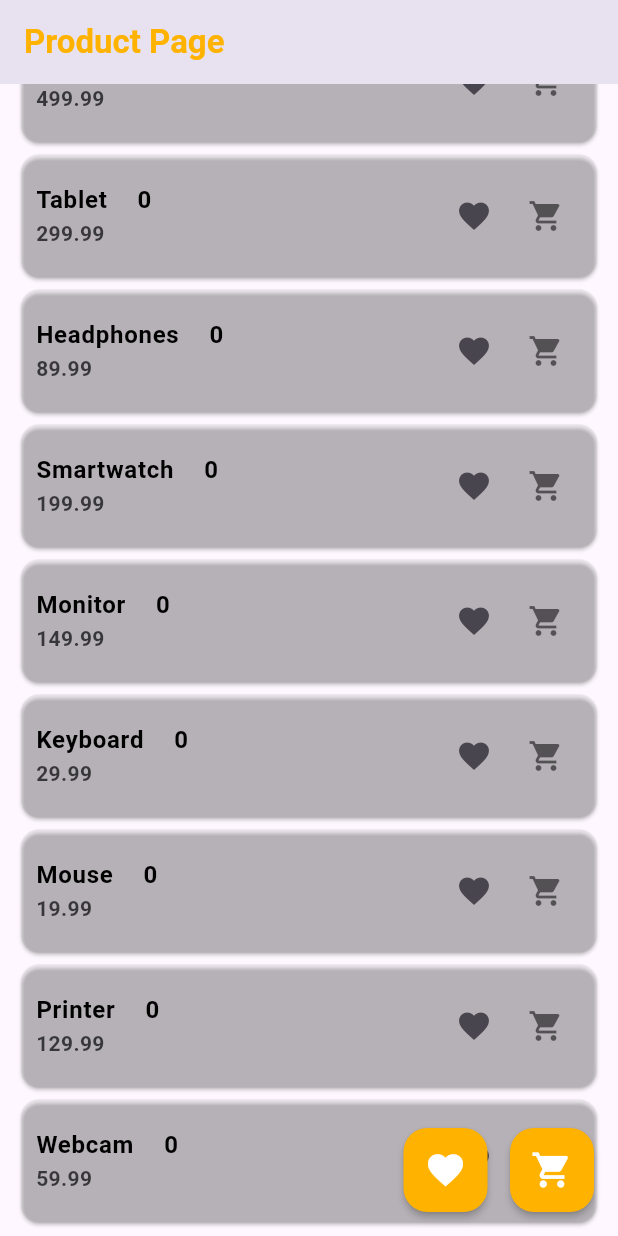
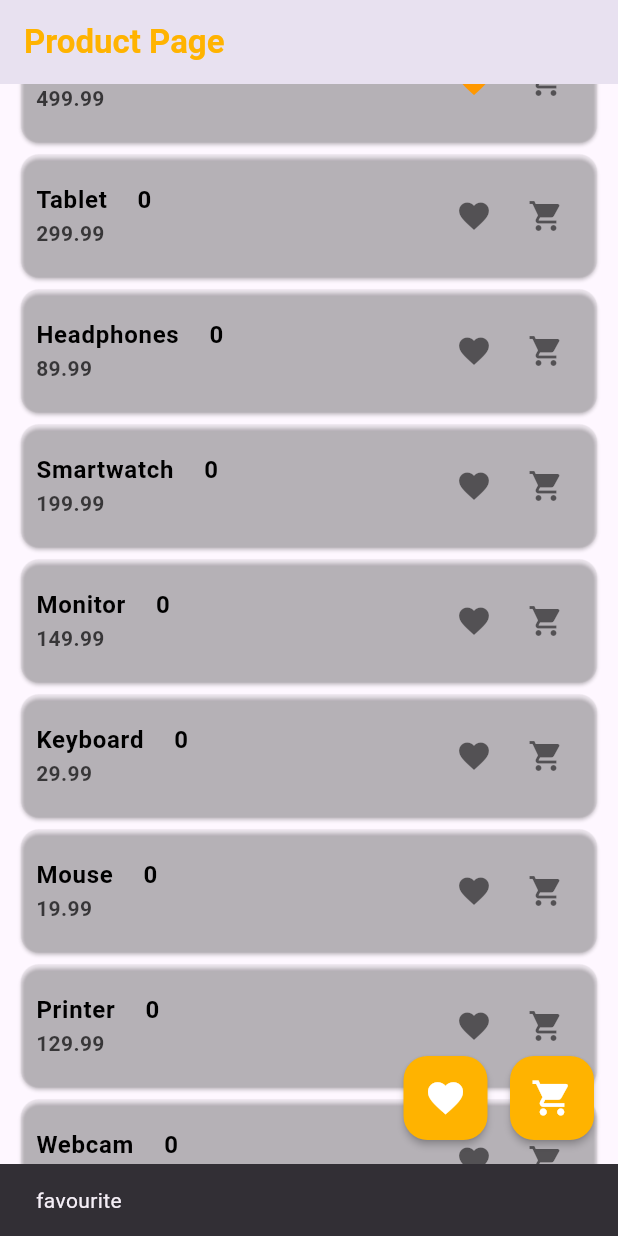
Before and after one commit to uchamod/flutter-provider-state_management, a Flutter app: the screen it shows after launch, scrolled down 137 dp, after a tap on the "favorite" icon, on a phone screen of 412 x 824 dp. Run offline on Flutter 3.47's test engine with Material 3 defaults, Android fonts, the phone set to English and light mode, and no system bars.

```diff
--- a/lib/main.dart
+++ b/lib/main.dart
@@ -2,15 +2,20 @@ import 'package:flutter/material.dart';
 import 'package:provider/provider.dart';
 import 'package:provider_demo/pages/product_page.dart';
 import 'package:provider_demo/proovider/cart_provider.dart';
+import 'package:provider_demo/proovider/fav_provider.dart';
 
 void main() {
   //warp with providers
   //say widget tree what notifyproviders that are use
   runApp(
-    ChangeNotifierProvider(
-      create: (context) => CartProvider(),
-      child: const MyApp(),
-    ),
+    MultiProvider(providers: [
+      ChangeNotifierProvider(
+        create: (context) => CartProvider(),
+      ),
+      ChangeNotifierProvider(
+        create: (context) => FavProvider(),
+      )
+    ], child: const MyApp()),
   );
 }
 
--- a/lib/pages/product_page.dart
+++ b/lib/pages/product_page.dart
@@ -5,6 +5,7 @@ import 'package:provider_demo/model/product_model.dart';
 import 'package:provider_demo/pages/cart_page.dart';
 import 'package:provider_demo/pages/favurite_page.dart';
 import 'package:provider_demo/proovider/cart_provider.dart';
+import 'package:provider_demo/proovider/fav_provider.dart';
 import 'package:provider_demo/widgets/product_card.dart';
 
 //product page
@@ -84,21 +85,24 @@ class ProductPage extends StatelessWidget {
                   //define the consumer:here whaen click the cart icon the cartpage and product page should update
                   //thus the carticon is a consumer so it should wrap with consumer
                   //the value argument is the provider that the consumer get the state
-                  return Consumer<CartProvider>(
+                  return Consumer2<CartProvider, FavProvider>(
                     builder: (BuildContext context, CartProvider cartProvider,
-                        child) {
+                        FavProvider favProvider, child) {
                       return ProductCard(
                         name: product.proName,
                         price: product.proPrice,
-                        iconColor: cartProvider.getCartItems.containsKey(
+                        //cart icon
+                        cartColor: cartProvider.getCartItems.containsKey(
                                 product.proId) //if item cotain change color
                             ? Colors.orange
                             : Colors.black54,
+                        //cart item quntity
                         quntity: cartProvider.getCartItems.containsKey(
                                 product.proId) //if item contain change quntity
                             ? cartProvider
                                 .getCartItems[product.proId]!.itemquntity
                             : 0,
+                        //add item to cart
                         addCartItem: () {
                           cartProvider.addCartItem(
                               product.proId, product.proName, product.proPrice);
@@ -109,6 +113,14 @@ class ProductPage extends StatelessWidget {
                             ),
                           );
                         },
+                        //add item to fav
+                        addFav: () {
+                          favProvider.whenToggleFavIcon(product, context);
+                        },
+                        favColor:
+                            favProvider.favCartItem.containsKey(product.proId)
+                                ? Colors.orange
+                                : Colors.black54,
                       );
                     },
                   );
--- /dev/null
+++ b/lib/proovider/fav_provider.dart
@@ -0,0 +1,37 @@
+import 'package:flutter/material.dart';
+import 'package:provider_demo/model/product_model.dart';
+
+class FavProvider extends ChangeNotifier {
+  final Map<String, ProductModel> _cartItems = {};
+  Map<String, ProductModel> get favCartItem => _cartItems;
+
+  void whenToggleFavIcon(ProductModel product, BuildContext context) {
+    if (_cartItems.containsKey(product.proId)) {
+      _cartItems.remove(product.proId);
+
+        ScaffoldMessenger.of(context).showSnackBar(
+          const SnackBar(
+            duration: Duration(seconds: 1),
+            content: Text("item remove"),
+          ),
+        );
+
+    } else {
+      _cartItems.putIfAbsent(
+          product.proId,
+          () => ProductModel(
+              proId: product.proId,
+              proName: product.proName,
+              proPrice: product.proPrice));
+
+        ScaffoldMessenger.of(context).showSnackBar(
+          const SnackBar(
+            duration: Duration(seconds: 1),
+            content: Text("favourite"),
+          ),
+        );
+
+    }
+    notifyListeners();
+  }
+}
--- a/lib/widgets/product_card.dart
+++ b/lib/widgets/product_card.dart
@@ -4,14 +4,16 @@ class ProductCard extends StatelessWidget {
   final String name;
   final double price;
   final int quntity;
-  final Color iconColor;
+  final Color cartColor;
+  final Color favColor;
   final Function() addCartItem;
+  final Function() addFav;
   const ProductCard(
       {super.key,
       required this.name,
       required this.price,
       required this.addCartItem,
-      required this.quntity, required this.iconColor});
+      required this.quntity,  required this.addFav, required this.cartColor, required this.favColor});
 
   @override
   Widget build(BuildContext context) {
@@ -56,10 +58,11 @@ class ProductCard extends StatelessWidget {
           children: [
             //add fav
             IconButton(
-              onPressed: () {},
-              icon: const Icon(
+              onPressed: addFav,
+              icon: Icon(
                 Icons.favorite,
                 size: 24,
+                color: favColor,
               ),
             ),
             //add cart
@@ -68,7 +71,7 @@ class ProductCard extends StatelessWidget {
               icon: Icon(
                 Icons.shopping_cart,
                 size: 24,
-                color:iconColor,
+                color:cartColor,
               ),
             )
           ],
```
Also changed, not shown: lib/pages/cart_page.dart (+24 -0 lines), lib/pages/favurite_page.dart (+45 -2 lines), lib/proovider/cart_provider.dart (+13 -0 lines), lib/widgets/fav_card.dart (added, +46 -0 lines).
